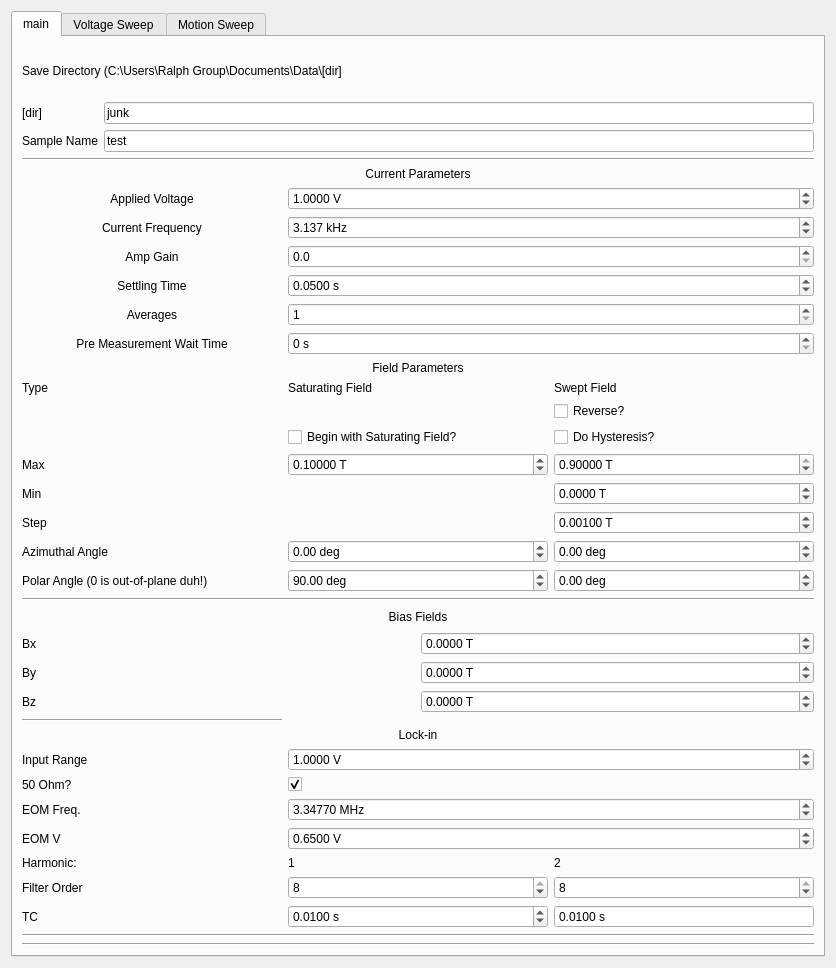
Before: the Qt Designer form VecMagSagnac_control/custom_inputs/sagnac_gui_Heterodyne.ui in OrionSmedley/SagnacOperatingSys, drawn with Qt 5.
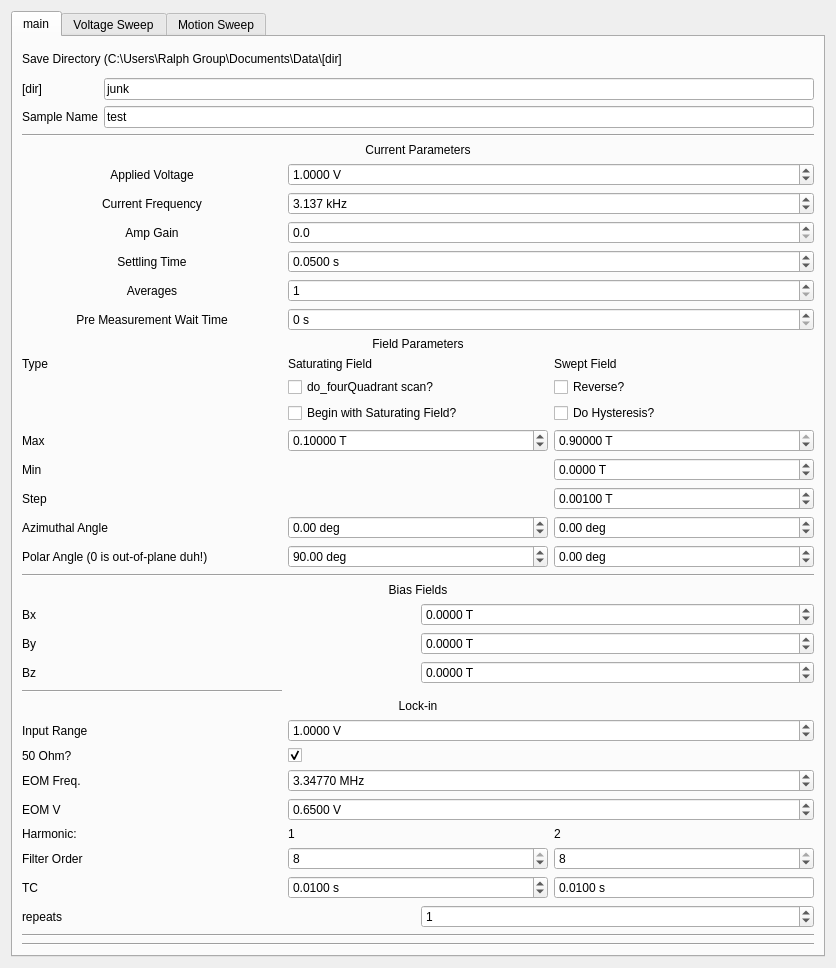
After: the same form once the commit is applied.

The edit to the form file:
```diff
--- a/VecMagSagnac_control/custom_inputs/sagnac_gui_Heterodyne.ui
+++ b/VecMagSagnac_control/custom_inputs/sagnac_gui_Heterodyne.ui
@@ -468,6 +468,13 @@
            </property>
           </widget>
          </item>
+         <item row="10" column="1">
+          <widget class="QCheckBox" name="do_fourQuadrant">
+           <property name="text">
+            <string>do_fourQuadrant scan?</string>
+           </property>
+          </widget>
+         </item>
         </layout>
        </item>
        <item>
@@ -763,6 +770,36 @@
          </item>
         </layout>
        </item>
+       <item>
+        <layout class="QGridLayout" name="gridLayout_5">
+         <property name="verticalSpacing">
+          <number>3</number>
+         </property>
+         <item row="0" column="0">
+          <widget class="QLabel" name="label_41">
+           <property name="text">
+            <string>repeats</string>
+           </property>
+          </widget>
+         </item>
+         <item row="0" column="1">
+          <widget class="QDoubleSpinBox" name="num_repeat">
+           <property name="suffix">
+            <string/>
+           </property>
+           <property name="decimals">
+            <number>0</number>
+           </property>
+           <property name="maximum">
+            <double>10000.000000000000000</double>
+           </property>
+           <property name="value">
+            <double>1.000000000000000</double>
+           </property>
+          </widget>
+         </item>
+        </layout>
+       </item>
        <item>
         <widget class="Line" name="line">
          <property name="orientation">
```
